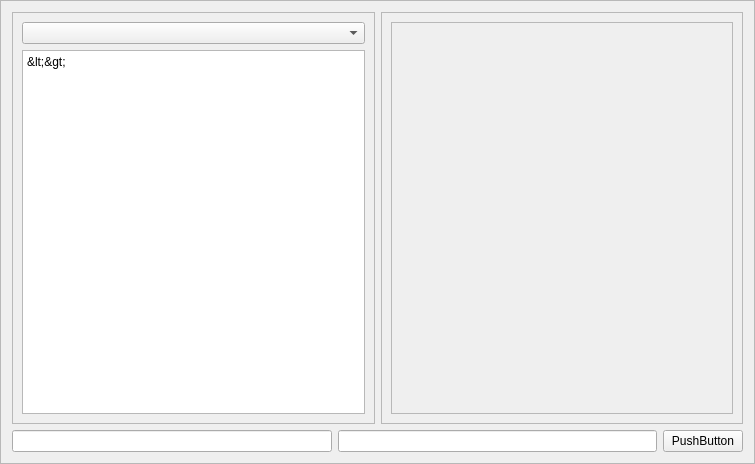
Old version of the form ui/op_builder.ui in the repository slaclab/paws.
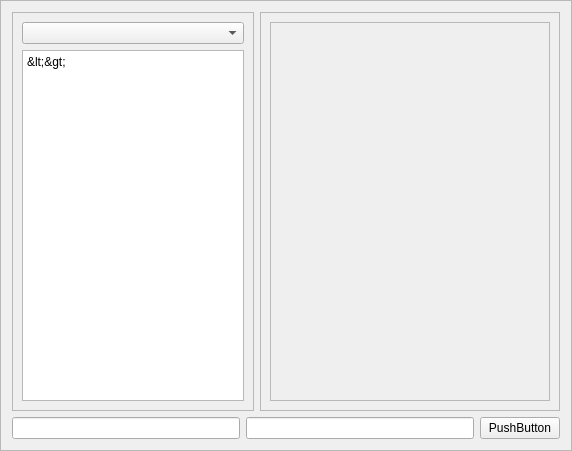
New version of the form.

```diff
--- a/ui/op_builder.ui
+++ b/ui/op_builder.ui
@@ -6,8 +6,8 @@
    <rect>
     <x>0</x>
     <y>0</y>
-    <width>755</width>
-    <height>464</height>
+    <width>572</width>
+    <height>451</height>
    </rect>
   </property>
   <property name="windowTitle">
@@ -70,8 +70,8 @@
           <rect>
            <x>0</x>
            <y>0</y>
-           <width>342</width>
-           <height>387</height>
+           <width>278</width>
+           <height>374</height>
           </rect>
          </property>
          <layout class="QGridLayout" name="gridLayout_4">
```
